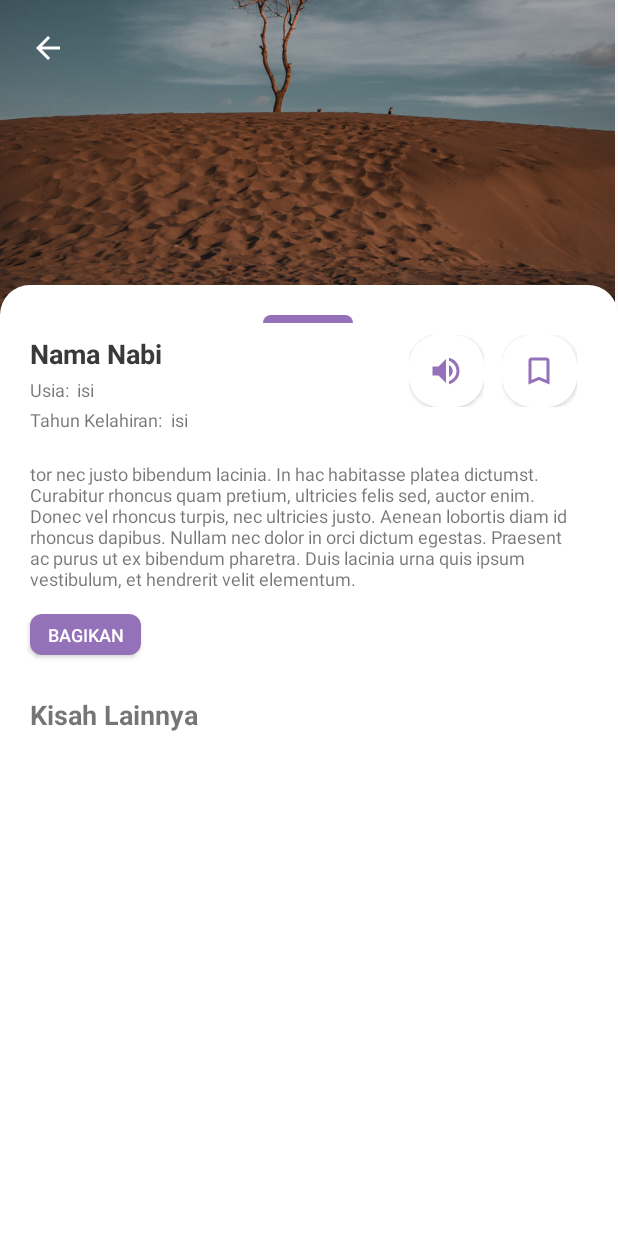
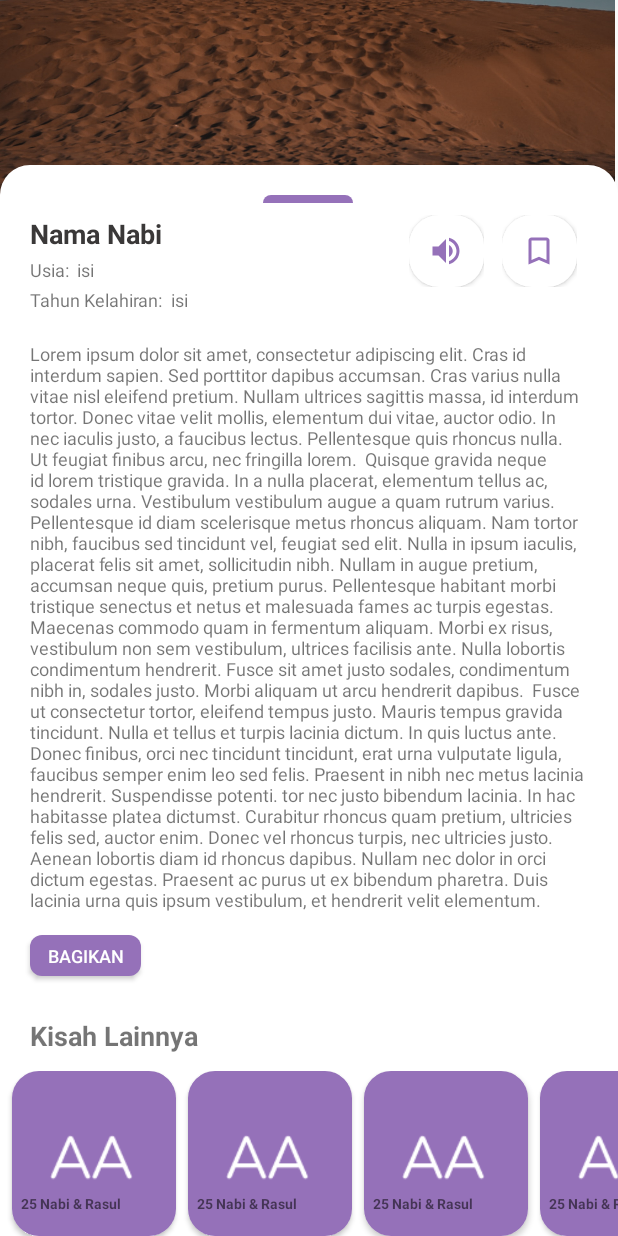
Before and after one commit to GustiMuhammadAdzaky/qara-a, an Android app: the SecondActivity screen opened directly, with no data from a screen before it, on a phone screen of 412 x 824 dp. Run offline under Robolectric (Android 15) with nearby library versions, the phone set to English and light mode, and no system bars.

Commit message:
Recycler Horizontal

```diff
--- a/app/src/main/java/com/zaky/myapplication/MainActivity.kt
+++ b/app/src/main/java/com/zaky/myapplication/MainActivity.kt
@@ -46,6 +46,7 @@ class MainActivity : AppCompatActivity() {
 
     private fun showRecyclerCardView() {
         rv.layoutManager = LinearLayoutManager(this)
+//        rv.layoutManager = LinearLayoutManager(this, LinearLayoutManager.HORIZONTAL, false)
         val cardViewAdapter = CardViewAdapter(list)
         rv.adapter = cardViewAdapter
         cardViewAdapter.setOnItemClickCallback(object : CardViewAdapter.OnItemClickCallback {
--- a/app/src/main/java/com/zaky/myapplication/SecondActivity.kt
+++ b/app/src/main/java/com/zaky/myapplication/SecondActivity.kt
@@ -1,20 +1,49 @@
 package com.zaky.myapplication
 
 
+import androidx.appcompat.app.AppCompatActivity
 import android.os.Bundle
+import android.view.Menu
+import android.view.MenuItem
 import android.view.View
-import androidx.appcompat.app.AppCompatActivity
+import android.widget.Toast
+import androidx.recyclerview.widget.GridLayoutManager
+import androidx.recyclerview.widget.LinearLayoutManager
+import androidx.recyclerview.widget.RecyclerView
 
 
 class SecondActivity : AppCompatActivity() {
+
+    private lateinit var rvGridNabi: RecyclerView
+    private var list: ArrayList<Nabi> = arrayListOf()
+//    private var title: String = "List Pahlawan"
 
     override fun onCreate(savedInstanceState: Bundle?) {
         super.onCreate(savedInstanceState)
         setContentView(R.layout.activity_second)
 
+        rvGridNabi = findViewById(R.id.rv_horizontal)
+        list.addAll(RvData.listData)
+
+        showRecyclerCardView()
+
         supportActionBar?.hide()
 
     }
+
+    private fun showRecyclerCardView() {
+//        rvGridNabi.layoutManager = LinearLayoutManager(this)
+        rvGridNabi.layoutManager = LinearLayoutManager(this, LinearLayoutManager.HORIZONTAL, false)
+        val viewHorizontalAdapter = ViewHorizontalAdapter(list)
+        rvGridNabi.adapter = viewHorizontalAdapter
+        viewHorizontalAdapter.setOnItemClickCallback(object : ViewHorizontalAdapter.OnItemClickCallback {
+            override fun onItemClicked(data: Nabi) {
+//                showSelectedSkinCare(data)
+            }
+        })
+    }
+
+
 
     fun undoButton(view: View) {
         finish()
--- /dev/null
+++ b/app/src/main/java/com/zaky/myapplication/ViewHorizontalAdapter.kt
@@ -0,0 +1,48 @@
+package com.zaky.myapplication
+
+import android.view.LayoutInflater
+import android.view.View
+import android.view.ViewGroup
+import android.widget.ImageView
+import android.widget.TextView
+import androidx.recyclerview.widget.RecyclerView
+import com.bumptech.glide.Glide
+import com.bumptech.glide.request.RequestOptions
+
+
+class ViewHorizontalAdapter (private val listNabi: ArrayList<Nabi>) : RecyclerView.Adapter<ViewHorizontalAdapter.CardViewViewHolder>() {
+    private lateinit var onItemClickCallback: OnItemClickCallback
+
+    interface OnItemClickCallback {
+        fun onItemClicked(data: Nabi)
+    }
+
+    fun setOnItemClickCallback(onItemClickCallback: OnItemClickCallback) {
+        this.onItemClickCallback = onItemClickCallback
+    }
+    inner class CardViewViewHolder(itemView: View) : RecyclerView.ViewHolder(itemView) {
+        var imgPhoto: ImageView = itemView.findViewById(R.id.rv_image)
+//        var tvName: TextView = itemView.findViewById(R.id.tv_item_name)
+//        var tvTurun: TextView = itemView.findViewById(R.id.tv_item_turun)
+    }
+
+    override fun onCreateViewHolder(parent: ViewGroup, viewType: Int): CardViewViewHolder {
+        val view: View = LayoutInflater.from(parent.context).inflate(R.layout.rv_horizon_nabi, parent, false)
+        return CardViewViewHolder(view)
+    }
+
+    override fun onBindViewHolder(holder: CardViewViewHolder, position: Int) {
+        val nabi = listNabi[position]
+
+        Glide.with(holder.itemView.context)
+            .load(nabi.photo)
+            .apply(RequestOptions().override(350, 350))
+            .into(holder.imgPhoto)
+//        holder.tvName.text = nabi.nama
+//        holder.tvTurun.text = nabi.turun
+        holder.itemView.setOnClickListener { onItemClickCallback.onItemClicked(listNabi[holder.adapterPosition]) }
+    }
+    override fun getItemCount(): Int {
+        return listNabi.size
+    }
+}
--- a/app/src/main/res/drawable/rounded_corner.xml
+++ b/app/src/main/res/drawable/rounded_corner.xml
@@ -1,5 +1,5 @@
 <?xml version="1.0" encoding="utf-8"?>
 <shape xmlns:android="http://schemas.android.com/apk/res/android">
     <corners  android:radius="8dp"/>
-    <solid android:color="@color/ChocholatePrimary"></solid>
+    <solid android:color="#9571b9"></solid>
 </shape>
--- a/app/src/main/res/layout/activity_second.xml
+++ b/app/src/main/res/layout/activity_second.xml
@@ -194,7 +194,11 @@
                 android:layout_width="0dp"
                 android:layout_height="wrap_content"
                 android:layout_marginTop="20dp"
-                android:text="tor nec justo bibendum lacinia. In hac habitasse platea dictumst. Curabitur rhoncus quam pretium, ultricies felis sed, auctor enim. Donec vel rhoncus turpis, nec ultricies justo. Aenean lobortis diam id rhoncus dapibus. Nullam nec dolor in orci dictum egestas. Praesent ac purus ut ex bibendum pharetra. Duis lacinia urna quis ipsum vestibulum, et hendrerit velit elementum."
+                android:text="Lorem ipsum dolor sit amet, consectetur adipiscing elit. Cras id interdum sapien. Sed porttitor dapibus accumsan. Cras varius nulla vitae nisl eleifend pretium. Nullam ultrices sagittis massa, id interdum tortor. Donec vitae velit mollis, elementum dui vitae, auctor odio. In nec iaculis justo, a faucibus lectus. Pellentesque quis rhoncus nulla. Ut feugiat finibus arcu, nec fringilla lorem.
+
+Quisque gravida neque id lorem tristique gravida. In a nulla placerat, elementum tellus ac, sodales urna. Vestibulum vestibulum augue a quam rutrum varius. Pellentesque id diam scelerisque metus rhoncus aliquam. Nam tortor nibh, faucibus sed tincidunt vel, feugiat sed elit. Nulla in ipsum iaculis, placerat felis sit amet, sollicitudin nibh. Nullam in augue pretium, accumsan neque quis, pretium purus. Pellentesque habitant morbi tristique senectus et netus et malesuada fames ac turpis egestas. Maecenas commodo quam in fermentum aliquam. Morbi ex risus, vestibulum non sem vestibulum, ultrices facilisis ante. Nulla lobortis condimentum hendrerit. Fusce sit amet justo sodales, condimentum nibh in, sodales justo. Morbi aliquam ut arcu hendrerit dapibus.
+
+Fusce ut consectetur tortor, eleifend tempus justo. Mauris tempus gravida tincidunt. Nulla et tellus et turpis lacinia dictum. In quis luctus ante. Donec finibus, orci nec tincidunt tincidunt, erat urna vulputate ligula, faucibus semper enim leo sed felis. Praesent in nibh nec metus lacinia hendrerit. Suspendisse potenti. tor nec justo bibendum lacinia. In hac habitasse platea dictumst. Curabitur rhoncus quam pretium, ultricies felis sed, auctor enim. Donec vel rhoncus turpis, nec ultricies justo. Aenean lobortis diam id rhoncus dapibus. Nullam nec dolor in orci dictum egestas. Praesent ac purus ut ex bibendum pharetra. Duis lacinia urna quis ipsum vestibulum, et hendrerit velit elementum."
                 app:layout_constraintEnd_toStartOf="@+id/guidelineRight"
                 app:layout_constraintHorizontal_bias="0.0"
                 app:layout_constraintStart_toStartOf="@+id/guidelineLeft"
@@ -239,38 +243,16 @@
                 app:layout_constraintStart_toStartOf="@+id/guidelineLeft"
                 app:layout_constraintTop_toBottomOf="@+id/button_bagikan" />
 
-            <LinearLayout
-                android:layout_width="0dp"
-                android:orientation="horizontal"
-                android:layout_height="120dp"
+            <androidx.recyclerview.widget.RecyclerView
+                android:id="@+id/rv_horizontal"
+                android:layout_width="match_parent"
+                android:layout_height="match_parent"
+                android:layout_marginTop="11dp"
                 app:layout_constraintEnd_toEndOf="parent"
+                app:layout_constraintHorizontal_bias="0.0"
                 app:layout_constraintStart_toStartOf="parent"
-                app:layout_constraintTop_toBottomOf="@+id/textView2">
-
-
-                <ImageView
-                        android:layout_width="118dp"
-                        android:layout_height="118dp"
-                        tools:src="@tools:sample/avatars"/>
-
-                    <ImageView
-                        android:layout_marginLeft="15dp"
-                        android:layout_width="118dp"
-                        android:layout_height="118dp"
-                        tools:src="@tools:sample/avatars"/>
-
-                    <ImageView
-                        android:layout_marginLeft="15dp"
-                        android:layout_width="118dp"
-                        android:layout_height="118dp"
-                        tools:src="@tools:sample/avatars"/>
-
-                    <ImageView
-                        android:layout_marginLeft="15dp"
-                        android:layout_width="118dp"
-                        android:layout_height="118dp"
-                        tools:src="@tools:sample/avatars"/>
-                </LinearLayout>
+                app:layout_constraintTop_toBottomOf="@+id/textView2"
+                tools:listitem="@layout/rv_horizon_nabi" />
 
 
         </androidx.constraintlayout.widget.ConstraintLayout>
--- /dev/null
+++ b/app/src/main/res/layout/rv_horizon_nabi.xml
@@ -0,0 +1,31 @@
+<?xml version="1.0" encoding="utf-8"?>
+<androidx.cardview.widget.CardView xmlns:android="http://schemas.android.com/apk/res/android"
+    xmlns:card_view="http://schemas.android.com/apk/res-auto"
+    xmlns:tools="http://schemas.android.com/tools"
+    android:id="@+id/card_view"
+    android:layout_width="109dp"
+    android:layout_marginLeft="8dp"
+    android:scaleType="centerCrop"
+    android:layout_height="110dp"
+    card_view:cardCornerRadius="18dp">
+
+    <ImageView
+        android:id="@+id/rv_image"
+        android:layout_width="wrap_content"
+        android:scaleType="centerCrop"
+        android:layout_height="wrap_content"
+        tools:src="@tools:sample/avatars"/>
+
+    <TextView
+        android:layout_width="wrap_content"
+        android:layout_height="wrap_content"
+        android:layout_gravity="bottom"
+        android:textStyle="bold"
+        android:layout_marginLeft="6dp"
+        android:textSize="9dp"
+        android:layout_marginBottom="15dp"
+        android:gravity="left|bottom"
+        android:text="@string/title"/>
+
+
+</androidx.cardview.widget.CardView>
```
Also changed, not shown: app/src/main/res/drawable/icon_sempel.png.
